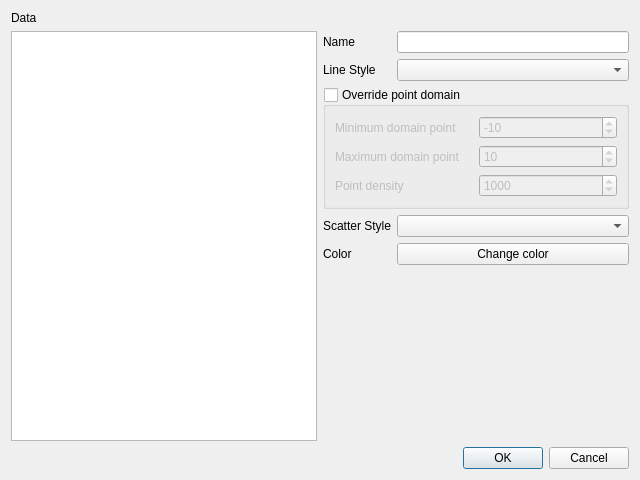
Before: the Qt Designer form QDataVis/Headers/PointWindow.ui in jondef/QDataVis, drawn with Qt 5.
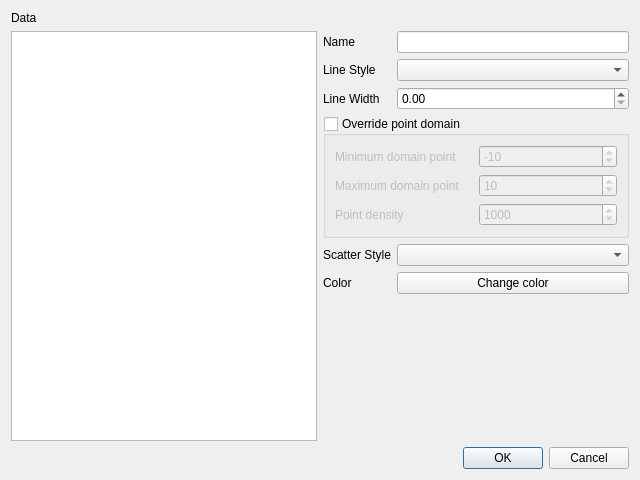
After: the same form once the commit is applied.

Commit message: Added dark color for cursor and tracer

```diff
--- a/QDataVis/Headers/PointWindow.ui
+++ b/QDataVis/Headers/PointWindow.ui
@@ -36,36 +36,13 @@
    </item>
    <item row="1" column="1">
     <layout class="QGridLayout" name="gridLayout_2">
-     <item row="3" column="0">
-      <widget class="QLabel" name="label_4">
+     <item row="5" column="0">
+      <widget class="QLabel" name="label_8">
        <property name="text">
-        <string>Scatter Style</string>
+        <string>Color</string>
        </property>
       </widget>
      </item>
-     <item row="1" column="1">
-      <widget class="QComboBox" name="comboBox_lineStyle"/>
-     </item>
-     <item row="0" column="0">
-      <widget class="QLabel" name="label_2">
-       <property name="text">
-        <string>Name</string>
-       </property>
-      </widget>
-     </item>
-     <item row="5" column="1">
-      <spacer name="verticalSpacer">
-       <property name="orientation">
-        <enum>Qt::Vertical</enum>
-       </property>
-       <property name="sizeHint" stdset="0">
-        <size>
-         <width>20</width>
-         <height>40</height>
-        </size>
-       </property>
-      </spacer>
-     </item>
      <item row="1" column="0">
       <widget class="QLabel" name="label_3">
        <property name="text">
@@ -73,7 +50,20 @@
        </property>
       </widget>
      </item>
-     <item row="2" column="0" colspan="2">
+     <item row="4" column="1">
+      <widget class="QComboBox" name="comboBox_scatterStyle"/>
+     </item>
+     <item row="0" column="1">
+      <widget class="QLineEdit" name="lineEdit_graphName"/>
+     </item>
+     <item row="5" column="1">
+      <widget class="QPushButton" name="pushButton_setColor">
+       <property name="text">
+        <string>Change color</string>
+       </property>
+      </widget>
+     </item>
+     <item row="3" column="0" colspan="2">
       <widget class="QGroupBox" name="groupBox_overridePointDomain">
        <property name="title">
         <string>Override point domain</string>
@@ -148,26 +138,46 @@
        </layout>
       </widget>
      </item>
-     <item row="0" column="1">
-      <widget class="QLineEdit" name="lineEdit_graphName"/>
-     </item>
-     <item row="3" column="1">
-      <widget class="QComboBox" name="comboBox_scatterStyle"/>
-     </item>
-     <item row="4" column="1">
-      <widget class="QPushButton" name="pushButton_setColor">
-       <property name="text">
-        <string>Change color</string>
-       </property>
-      </widget>
-     </item>
      <item row="4" column="0">
-      <widget class="QLabel" name="label_8">
+      <widget class="QLabel" name="label_4">
        <property name="text">
-        <string>Color</string>
+        <string>Scatter Style</string>
        </property>
       </widget>
      </item>
+     <item row="1" column="1">
+      <widget class="QComboBox" name="comboBox_lineStyle"/>
+     </item>
+     <item row="6" column="1">
+      <spacer name="verticalSpacer">
+       <property name="orientation">
+        <enum>Qt::Vertical</enum>
+       </property>
+       <property name="sizeHint" stdset="0">
+        <size>
+         <width>20</width>
+         <height>40</height>
+        </size>
+       </property>
+      </spacer>
+     </item>
+     <item row="0" column="0">
+      <widget class="QLabel" name="label_2">
+       <property name="text">
+        <string>Name</string>
+       </property>
+      </widget>
+     </item>
+     <item row="2" column="0">
+      <widget class="QLabel" name="label_9">
+       <property name="text">
+        <string>Line Width</string>
+       </property>
+      </widget>
+     </item>
+     <item row="2" column="1">
+      <widget class="QDoubleSpinBox" name="doubleSpinBox_lineWidth"/>
+     </item>
     </layout>
    </item>
   </layout>
```
The commit also changes 8 other files.
